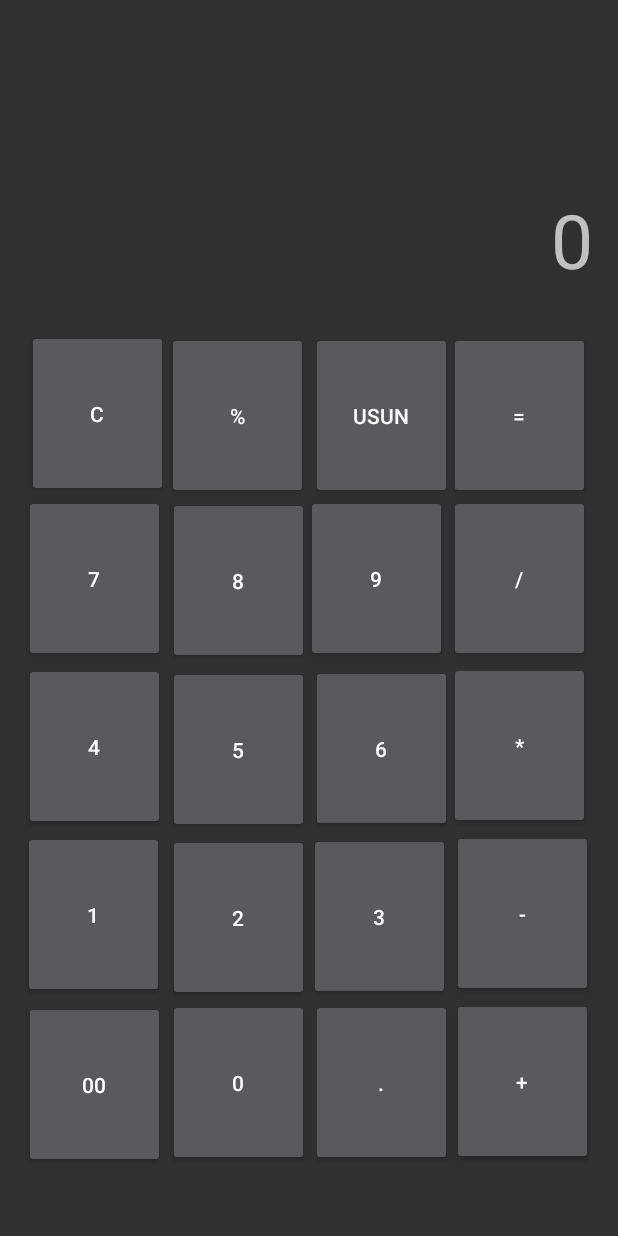
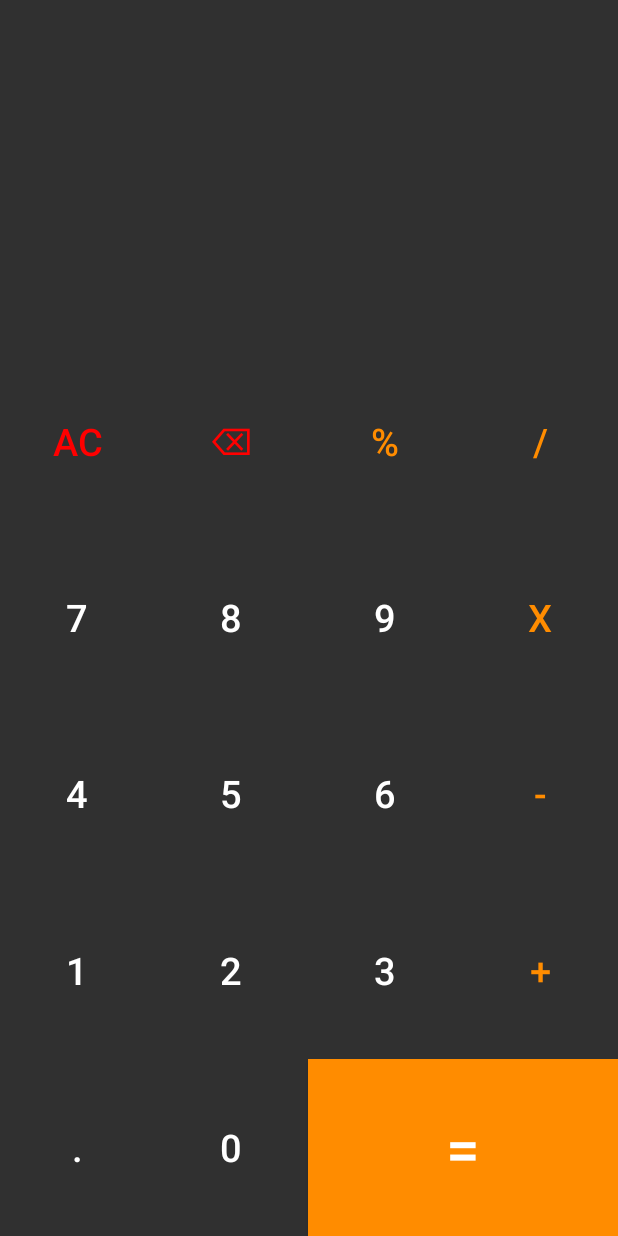
Before and after one commit to KacperPiatkowski/Logowanie, an Android app: the layout activity_calculator.xml on its own in the app's theme, with its tools: preview values and no code run, on a phone screen of 412 x 824 dp. Run offline under Robolectric (Android 15) with nearby library versions, the phone set to English and light mode, and no system bars.

Commit message:
trzeba dokonczysz kalkualtor1

```diff
--- a/app/src/main/AndroidManifest.xml
+++ b/app/src/main/AndroidManifest.xml
@@ -10,10 +10,10 @@
         android:label="@string/app_name"
         android:roundIcon="@mipmap/ic_launcher_round"
         android:supportsRtl="true"
-        android:theme="@style/Theme.Logowanie"
+        android:theme="@style/Base.Theme.Logowanie"
         tools:targetApi="31">
         <activity
-            android:name=".CalulatorActivity"
+            android:name=".CalculatorActivity"
             android:exported="false"/>
         <activity
             android:name=".MainActivity"
--- /dev/null
+++ b/app/src/main/java/com/example/logowanie/CalculatorActivity.kt
@@ -0,0 +1,181 @@
+package com.example.logowanie
+
+import android.annotation.SuppressLint
+import android.os.Bundle
+import android.view.View
+import android.widget.Button
+import android.widget.TextView
+import androidx.appcompat.app.AppCompatActivity
+import java.util.Stack
+
+class CalculatorActivity : AppCompatActivity() {
+    private var canAddOperation = false
+    private var canAddDecimal = true
+
+    @SuppressLint("MissingInflatedId")
+    override fun onCreate(savedInstanceState: Bundle?) {
+        super.onCreate(savedInstanceState)
+        setContentView(R.layout.activity_calculator)
+        val planets = Stack<Int>()
+
+        val tablica = intent.getStringArrayExtra("Logowanie")
+        var zalogowano = false
+        var tab = arrayOf("", "")
+        if (tablica != null) {
+            zalogowano = true
+            tab = tablica
+
+        }
+        val workingsTV = findViewById<TextView>(R.id.workingsTV)
+        val resultsTV = findViewById<TextView>(R.id.resultsTV)
+        fun numberAction(view: View)
+        {
+            if(view is Button)
+            {
+                if(view.text == ".")
+                {
+                    if(canAddDecimal)
+                        workingsTV.append(view.text)
+
+                    canAddDecimal = false
+                }
+                else
+                    workingsTV.append(view.text)
+
+                canAddOperation = true
+            }
+        }
+
+        fun operationAction(view: View)
+        {
+            if(view is Button && canAddOperation)
+            {
+                workingsTV.append(view.text)
+                canAddOperation = false
+                canAddDecimal = true
+            }
+        }
+
+        fun allClearAction(view: View)
+        {
+
+            workingsTV.text = ""
+            resultsTV.text = ""
+        }
+
+        fun backSpaceAction(view: View)
+        {
+            val length = workingsTV.length()
+            if(length > 0)
+                workingsTV.text = workingsTV.text.subSequence(0, length - 1)
+        }
+
+        fun equalsAction(view: View)
+        {
+            resultsTV.text = calculateResults()
+        }
+
+        private fun calculateResults(): String
+        {
+            val digitsOperators = digitsOperators()
+            if(digitsOperators.isEmpty()) return ""
+
+            val timesDivision = timesDivisionCalculate(digitsOperators)
+            if(timesDivision.isEmpty()) return ""
+
+            val result = addSubtractCalculate(timesDivision)
+            return result.toString()
+        }
+
+        private fun addSubtractCalculate(passedList: MutableList<Any>): Float
+        {
+            var result = passedList[0] as Float
+
+            for(i in passedList.indices)
+            {
+                if(passedList[i] is Char && i != passedList.lastIndex)
+                {
+                    val operator = passedList[i]
+                    val nextDigit = passedList[i + 1] as Float
+                    if (operator == '+')
+                        result += nextDigit
+                    if (operator == '-')
+                        result -= nextDigit
+                }
+            }
+
+            return result
+        }
+
+        private fun timesDivisionCalculate(passedList: MutableList<Any>): MutableList<Any>
+        {
+            var list = passedList
+            while (list.contains('x') || list.contains('/'))
+            {
+                list = calcTimesDiv(list)
+            }
+            return list
+        }
+
+        private fun calcTimesDiv(passedList: MutableList<Any>): MutableList<Any>
+        {
+            val newList = mutableListOf<Any>()
+            var restartIndex = passedList.size
+
+            for(i in passedList.indices)
+            {
+                if(passedList[i] is Char && i != passedList.lastIndex && i < restartIndex)
+                {
+                    val operator = passedList[i]
+                    val prevDigit = passedList[i - 1] as Float
+                    val nextDigit = passedList[i + 1] as Float
+                    when(operator)
+                    {
+                        'x' ->
+                        {
+                            newList.add(prevDigit * nextDigit)
+                            restartIndex = i + 1
+                        }
+                        '/' ->
+                        {
+                            newList.add(prevDigit / nextDigit)
+                            restartIndex = i + 1
+                        }
+                        else ->
+                        {
+                            newList.add(prevDigit)
+                            newList.add(operator)
+                        }
+                    }
+                }
+
+                if(i > restartIndex)
+                    newList.add(passedList[i])
+            }
+
+            return newList
+        }
+
+        private fun digitsOperators(): MutableList<Any>
+        {
+            val list = mutableListOf<Any>()
+            var currentDigit = ""
+            for(character in workingsTV.text)
+            {
+                if(character.isDigit() || character == '.')
+                    currentDigit += character
+                else
+                {
+                    list.add(currentDigit.toFloat())
+                    currentDigit = ""
+                    list.add(character)
+                }
+            }
+
+            if(currentDigit != "")
+                list.add(currentDigit.toFloat())
+
+            return list
+        }
+    }
+}
--- a/app/src/main/java/com/example/logowanie/CalulatorActivity.kt
+++ /dev/null
@@ -1,34 +0,0 @@
-package com.example.logowanie
-
-import android.annotation.SuppressLint
-import android.os.Bundle
-import android.view.View
-import android.widget.TextView
-import androidx.appcompat.app.AppCompatActivity
-import android.widget.Button
-import java.util.Stack
-
-class CalulatorActivity : AppCompatActivity() {
-
-
-    @SuppressLint("MissingInflatedId")
-    override fun onCreate(savedInstanceState: Bundle?) {
-        super.onCreate(savedInstanceState)
-        setContentView(R.layout.activity_calculator)
-        val planets =  Stack<Int>()
-
-        val tablica = intent.getStringArrayExtra("Logowanie")
-        var zalogowano = false
-        var tab = arrayOf("", "")
-        if (tablica != null) {
-            zalogowano = true
-            tab = tablica
-
-
-            findViewById<Button>(R.id.zero).setOnClickListener {
-                val empty : Boolean = planets.isEmpty()
-                findViewById<TextView>(R.id.wyswietlanie).text ="0 " +empty.toString()
-            }
-        }
-    }
-}
--- a/app/src/main/java/com/example/logowanie/MainActivity.kt
+++ b/app/src/main/java/com/example/logowanie/MainActivity.kt
@@ -27,17 +27,17 @@ class MainActivity : AppCompatActivity() {
             val password = findViewById<EditText>(R.id.Password).text.toString()
 
             if (email.isEmpty() || password.isEmpty())
-                Toast.makeText(this, "Fill in all fields", Toast.LENGTH_SHORT).show()
+                Toast.makeText(this, "Brakuje emailu lub hasła", Toast.LENGTH_SHORT).show()
             else if (email != "k.piatkowski07@gmail.com" || password != "kacper11")
-                Toast.makeText(this, "Login error, incorrect email or password.", Toast.LENGTH_SHORT).show()
+                Toast.makeText(this, "Niepoprawny email lub hasło, spróbuj ponownie", Toast.LENGTH_SHORT).show()
             else {
                 zalogowano = true
                 tab[0] = email
                 tab[1] = password
 
-                Toast.makeText(this, "", Toast.LENGTH_SHORT).show()
+                Toast.makeText(this, "Zalogowano", Toast.LENGTH_SHORT).show()
 
-                startActivity(Intent(this, CalulatorActivity::class.java).putExtra("Logowanie", tab))
+                startActivity(Intent(this, CalculatorActivity::class.java).putExtra("Logowanie", tab))
 
             }
         }
--- a/app/src/main/res/layout/activity_calculator.xml
+++ b/app/src/main/res/layout/activity_calculator.xml
@@ -1,234 +1,153 @@
 <?xml version="1.0" encoding="utf-8"?>
-<androidx.constraintlayout.widget.ConstraintLayout xmlns:android="http://schemas.android.com/apk/res/android"
+<LinearLayout
+    xmlns:android="http://schemas.android.com/apk/res/android"
     xmlns:app="http://schemas.android.com/apk/res-auto"
     xmlns:tools="http://schemas.android.com/tools"
     android:layout_width="match_parent"
-    android:layout_height="match_parent">
-
-    <RelativeLayout
-        android:layout_width="380dp"
-        android:layout_height="680dp"
-        app:layout_constraintBottom_toBottomOf="parent"
-        app:layout_constraintEnd_toEndOf="parent"
-        app:layout_constraintHorizontal_bias="0.483"
-        app:layout_constraintStart_toStartOf="parent"
-        app:layout_constraintTop_toTopOf="parent"
-        app:layout_constraintVertical_bias="0.686">
+    android:layout_height="match_parent"
+    android:orientation="vertical"
+    tools:ignore="HardcodedText"
+    tools:context=".CalulatorActivity">
+    <androidx.constraintlayout.widget.ConstraintLayout
+        android:layout_width="match_parent"
+        android:layout_height="0dp"
+        android:layout_weight="2"
+        android:padding="20dp">
 
         <TextView
-            android:id="@+id/wyswietlanie"
-            android:layout_width="378dp"
-            android:layout_height="120dp"
-            android:layout_alignParentStart="true"
-            android:layout_alignParentTop="true"
-            android:layout_alignParentEnd="true"
-            android:layout_alignParentBottom="true"
-            android:layout_marginStart="2dp"
-            android:layout_marginTop="1dp"
-            android:layout_marginEnd="0dp"
-            android:layout_marginBottom="559dp"
-            android:gravity="center|right"
-            android:text="0"
-            android:textSize="50sp" />
+            android:id="@+id/workingsTV"
+            android:layout_width="match_parent"
+            android:layout_height="wrap_content"
+            android:text=""
+            android:lines="2"
+            android:maxLines="2"
+            android:textColor="@color/white"
+            android:textAlignment="textEnd"
+            android:textSize="25sp"
+            app:layout_constraintBottom_toTopOf="@id/resultsTV"
+            app:layout_constraintLeft_toLeftOf="parent"
+            app:layout_constraintRight_toRightOf="parent"
+            app:layout_constraintTop_toTopOf="parent" />
+
+        <TextView
+            android:id="@+id/resultsTV"
+            android:layout_width="match_parent"
+            android:layout_height="wrap_content"
+            android:text=""
+            android:lines="1"
+            android:maxLines="1"
+            android:textColor="@color/white"
+            android:textAlignment="textEnd"
+            android:textSize="40sp"
+            app:layout_constraintBottom_toBottomOf="parent"
+            app:layout_constraintLeft_toLeftOf="parent"
+            app:layout_constraintRight_toRightOf="parent" />
+
+
+    </androidx.constraintlayout.widget.ConstraintLayout>
+
+    <LinearLayout
+        style="@style/buttonRow">
 
         <Button
-            android:id="@+id/C"
-            android:layout_width="94dp"
-            android:layout_height="111dp"
-            android:layout_alignParentEnd="true"
-            android:layout_alignParentBottom="true"
-            android:layout_marginEnd="283dp"
-            android:layout_marginBottom="447dp"
-            android:text="C" />
+            style="@style/buttonNumber"
+            android:textColor="@color/red"
+            android:onClick="allClearAction"
+            android:text="AC"/>
+        <Button
+            style="@style/buttonNumber"
+            android:textColor="@color/red"
+            android:onClick="backSpaceAction"
+            android:text="⌫"/>
+        <Button
+            style="@style/buttonNumber"
+            android:textColor="@color/orange"
+            android:text="%" />
+        <Button
+            style="@style/buttonOperator"
+            android:text="/"/>
+
+    </LinearLayout>
+
+    <LinearLayout
+        style="@style/buttonRow">
 
         <Button
-            android:id="@+id/Procent"
-            android:layout_width="94dp"
-            android:layout_height="111dp"
-            android:layout_alignParentEnd="true"
-            android:layout_alignParentBottom="true"
-            android:layout_marginEnd="190dp"
-            android:layout_marginBottom="446dp"
-            android:text="%" />
+            style="@style/buttonNumber"
+            android:text="7"/>
 
         <Button
-            android:id="@+id/Usun"
-            android:layout_width="94dp"
-            android:layout_height="111dp"
-            android:layout_alignParentEnd="true"
-            android:layout_alignParentBottom="true"
-            android:layout_marginEnd="94dp"
-            android:layout_marginBottom="446dp"
-            android:text="usun" />
-
-        <Button
-            android:id="@+id/Rowny"
-            android:layout_width="94dp"
-            android:layout_height="111dp"
-            android:layout_alignParentEnd="true"
-            android:layout_alignParentBottom="true"
-            android:layout_marginEnd="2dp"
-            android:layout_marginBottom="446dp"
-            android:text="=" />
-
-        <Button
-            android:id="@+id/siedem"
-            android:layout_width="94dp"
-            android:layout_height="111dp"
-            android:layout_alignParentEnd="true"
-            android:layout_alignParentBottom="true"
-            android:layout_marginEnd="285dp"
-            android:layout_marginBottom="337dp"
-            android:text="7" />
-
-        <Button
-            android:id="@+id/osiem"
-            android:layout_width="94dp"
-            android:layout_height="111dp"
-            android:layout_alignParentEnd="true"
-            android:layout_alignParentBottom="true"
-            android:layout_marginEnd="189dp"
-            android:layout_marginBottom="336dp"
+            style="@style/buttonNumber"
+            android:layout_gravity="center"
             android:text="8" />
 
         <Button
-            android:id="@+id/dziewiec"
-            android:layout_width="94dp"
-            android:layout_height="111dp"
-            android:layout_alignParentEnd="true"
-            android:layout_alignParentBottom="true"
-            android:layout_marginEnd="97dp"
-            android:layout_marginBottom="337dp"
+            style="@style/buttonNumber"
             android:text="9" />
+        <Button
+            style="@style/buttonOperator"
+            android:text="x"/>
+
+    </LinearLayout>
+
+    <LinearLayout
+        style="@style/buttonRow">
 
         <Button
-            android:id="@+id/podzielic"
-            android:layout_width="94dp"
-            android:layout_height="111dp"
-            android:layout_alignParentEnd="true"
-            android:layout_alignParentBottom="true"
-            android:layout_marginEnd="2dp"
-            android:layout_marginBottom="337dp"
-            android:text="/" />
+            style="@style/buttonNumber"
+            android:text="4"/>
+        <Button
+            style="@style/buttonNumber"
+            android:text="5"/>
+        <Button
+            style="@style/buttonNumber"
+            android:text="6" />
+        <Button
+            style="@style/buttonOperator"
+            android:text="-"/>
+
+    </LinearLayout>
+
+    <LinearLayout
+        style="@style/buttonRow">
 
         <Button
-            android:id="@+id/cztery"
-            android:layout_width="94dp"
-            android:layout_height="111dp"
-            android:layout_alignParentEnd="true"
-            android:layout_alignParentBottom="true"
-            android:layout_marginEnd="285dp"
-            android:layout_marginBottom="225dp"
-            android:text="4" />
+            style="@style/buttonNumber"
+            android:text="1"/>
+        <Button
+            style="@style/buttonNumber"
+            android:text="2"/>
+        <Button
+            style="@style/buttonNumber"
+            android:text="3" />
+        <Button
+            style="@style/buttonOperator"
+            android:text="+"/>
+
+    </LinearLayout>
+
+    <LinearLayout
+        style="@style/buttonRow">
 
         <Button
-            android:id="@+id/piec"
-            android:layout_width="94dp"
-            android:layout_height="111dp"
-            android:layout_alignParentEnd="true"
-            android:layout_alignParentBottom="true"
-            android:layout_marginEnd="189dp"
-            android:layout_marginBottom="223dp"
-            android:text="5" />
+            style="@style/buttonNumber"
+            android:text="."/>
+        <Button
+            style="@style/buttonNumber"
+            android:text="0"/>
 
         <Button
-            android:id="@+id/szesc"
-            android:layout_width="94dp"
-            android:layout_height="111dp"
-            android:layout_alignParentEnd="true"
-            android:layout_alignParentBottom="true"
-            android:layout_marginEnd="94dp"
-            android:layout_marginBottom="224dp"
-            android:text="6" />
+            style="@style/buttonNumber"
+            android:layout_weight="2"
+            android:background="@color/orange"
+            android:onClick="equalsAction"
+            android:text="="
+            android:textColor="@color/white"
+            android:textSize="40sp"
+            tools:ignore="TextContrastCheck" />
 
-        <Button
-            android:id="@+id/razy"
-            android:layout_width="94dp"
-            android:layout_height="111dp"
-            android:layout_alignParentEnd="true"
-            android:layout_alignParentBottom="true"
-            android:layout_marginEnd="2dp"
-            android:layout_marginBottom="226dp"
-            android:text="*" />
+    </LinearLayout>
 
-        <Button
-            android:id="@+id/jeden"
-            android:layout_width="94dp"
-            android:layout_height="111dp"
-            android:layout_alignParentEnd="true"
-            android:layout_alignParentBottom="true"
-            android:layout_marginEnd="286dp"
-            android:layout_marginBottom="113dp"
-            android:text="1" />
 
-        <Button
-            android:id="@+id/dwa"
-            android:layout_width="94dp"
-            android:layout_height="111dp"
-            android:layout_alignParentEnd="true"
-            android:layout_alignParentBottom="true"
-            android:layout_marginEnd="189dp"
-            android:layout_marginBottom="111dp"
-            android:text="2" />
 
-        <Button
-            android:id="@+id/trzy"
-            android:layout_width="94dp"
-            android:layout_height="111dp"
-            android:layout_alignParentEnd="true"
-            android:layout_alignParentBottom="true"
-            android:layout_marginEnd="95dp"
-            android:layout_marginBottom="112dp"
-            android:text="3" />
-
-        <Button
-            android:id="@+id/minus"
-            android:layout_width="94dp"
-            android:layout_height="111dp"
-            android:layout_alignParentEnd="true"
-            android:layout_alignParentBottom="true"
-            android:layout_marginEnd="0dp"
-            android:layout_marginBottom="114dp"
-            android:text="-" />
-
-        <Button
-            android:id="@+id/dwazera"
-            android:layout_width="94dp"
-            android:layout_height="111dp"
-            android:layout_alignParentEnd="true"
-            android:layout_alignParentBottom="true"
-            android:layout_marginEnd="285dp"
-            android:layout_marginBottom="0dp"
-            android:text="00" />
-
-        <Button
-            android:id="@+id/zero"
-            android:layout_width="94dp"
-            android:layout_height="111dp"
-            android:layout_alignParentEnd="true"
-            android:layout_alignParentBottom="true"
-            android:layout_marginEnd="189dp"
-            android:layout_marginBottom="1dp"
-            android:text="0" />
-
-        <Button
-            android:id="@+id/plus"
-            android:layout_width="94dp"
-            android:layout_height="111dp"
-            android:layout_alignParentEnd="true"
-            android:layout_alignParentBottom="true"
-            android:layout_marginEnd="0dp"
-            android:layout_marginBottom="2dp"
-            android:text="+" />
-
-        <Button
-            android:id="@+id/przecinek"
-            android:layout_width="94dp"
-            android:layout_height="111dp"
-            android:layout_alignParentEnd="true"
-            android:layout_alignParentBottom="true"
-            android:layout_marginEnd="94dp"
-            android:layout_marginBottom="1dp"
-            android:text="." />
-    </RelativeLayout>
-</androidx.constraintlayout.widget.ConstraintLayout>
+</LinearLayout>
--- a/app/src/main/res/values-night/themes.xml
+++ /dev/null
@@ -1,7 +0,0 @@
-<resources xmlns:tools="http://schemas.android.com/tools">
-    <!-- Base application theme. -->
-    <style name="Base.Theme.Logowanie" parent="Theme.Material3.DayNight.NoActionBar">
-        <!-- Customize your dark theme here. -->
-        <!-- <item name="colorPrimary">@color/my_dark_primary</item> -->
-    </style>
-</resources>
--- a/app/src/main/res/values/colors.xml
+++ b/app/src/main/res/values/colors.xml
@@ -2,4 +2,7 @@
 <resources>
     <color name="black">#FF000000</color>
     <color name="white">#FFFFFFFF</color>
+    <color name="red">#F00</color>
+    <color name="almostBlack">#222</color>
+    <color name="orange">#FF8c00</color>
 </resources>
--- /dev/null
+++ b/app/src/main/res/values/styles.xml
@@ -0,0 +1,29 @@
+<?xml version="1.0" encoding="utf-8"?>
+<resources>
+    <style name="buttonRow">
+        <item name="android:layout_weight">1</item>
+        <item name="android:layout_width">match_parent</item>
+        <item name="android:layout_height">0dp</item>
+    </style>
+
+    <style name="buttonNumber">
+        <item name="android:layout_weight">1</item>
+        <item name="android:layout_width">0dp</item>
+        <item name="android:layout_height">match_parent</item>
+        <item name="android:background">@null</item>
+        <item name="android:textSize">25sp</item>
+        <item name="android:textColor">@color/white</item>
+        <item name="android:onClick">numberAction</item>
+    </style>
+
+    <style name="buttonOperator">
+        <item name="android:layout_weight">1</item>
+        <item name="android:layout_width">0dp</item>
+        <item name="android:layout_height">match_parent</item>
+        <item name="android:background">@null</item>
+        <item name="android:textSize">25sp</item>
+        <item name="android:textColor">@color/orange</item>
+        <item name="android:onClick">operationAction</item>
+    </style>
+
+</resources>
--- a/app/src/main/res/values/themes.xml
+++ b/app/src/main/res/values/themes.xml
@@ -1,9 +1,10 @@
 <resources xmlns:tools="http://schemas.android.com/tools">
-    <!-- Base application theme. -->
-    <style name="Base.Theme.Logowanie" parent="Base.Theme.AppCompat">
-        <!-- Customize your light theme here. -->
-        <!-- <item name="colorPrimary">@color/my_light_primary</item> -->
+    <style name="Base.Theme.Logowanie" parent="Theme.AppCompat">
+        <item name="colorPrimary">@color/orange</item>
+        <item name="colorPrimaryVariant">@color/almostBlack</item>
+        <item name="colorOnPrimary">@color/white</item>
+
+        <item name="android:statusBarColor" tools:targetApi = "1">?attr/colorPrimaryVariant</item>
     </style>
 
-    <style name="Theme.Logowanie" parent="Base.Theme.Logowanie" />
 </resources>
```
